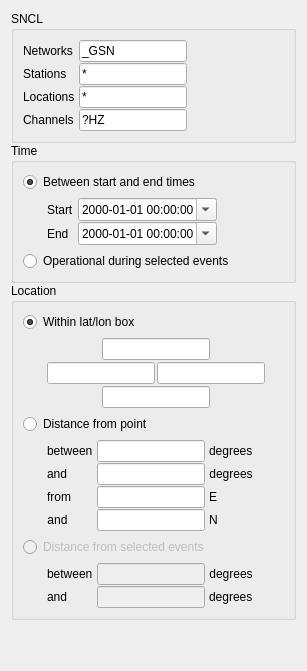
Above: pyweed/gui/uic/StationOptionsWidget.ui from iris-edu/pyweed before the change. Below: the same form after it.
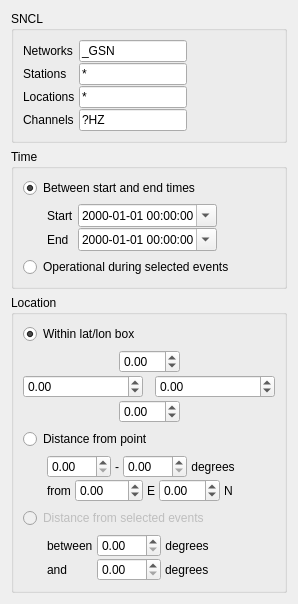
That is the form after the change.

Commit message: More StationOptionsWidget tweaking, updated some references in the main app.

Diff of the .ui file:
```diff
--- a/pyweed/gui/uic/StationOptionsWidget.ui
+++ b/pyweed/gui/uic/StationOptionsWidget.ui
@@ -2,16 +2,8 @@
 <ui version="4.0">
  <class>StationOptionsWidget</class>
  <widget class="QWidget" name="StationOptionsWidget">
-  <property name="geometry">
-   <rect>
-    <x>0</x>
-    <y>0</y>
-    <width>307</width>
-    <height>671</height>
-   </rect>
-  </property>
   <property name="sizePolicy">
-   <sizepolicy hsizetype="Preferred" vsizetype="Preferred">
+   <sizepolicy hsizetype="Fixed" vsizetype="Preferred">
     <horstretch>0</horstretch>
     <verstretch>0</verstretch>
    </sizepolicy>
@@ -22,8 +14,8 @@
 }</string>
   </property>
   <layout class="QVBoxLayout" name="verticalLayout">
-   <property name="spacing">
-    <number>0</number>
+   <property name="sizeConstraint">
+    <enum>QLayout::SetDefaultConstraint</enum>
    </property>
    <item>
     <widget class="QGroupBox" name="SNCLGroupBox">
@@ -260,14 +252,6 @@
        </widget>
       </item>
       <item>
-       <layout class="QHBoxLayout" name="locationRangeLayout" stretch="0,1">
-        <property name="spacing">
-         <number>0</number>
-        </property>
-        <property name="leftMargin">
-         <number>24</number>
-        </property>
-        <item>
          <layout class="QVBoxLayout" name="verticalLayout_7">
           <property name="spacing">
            <number>2</number>
@@ -288,7 +272,14 @@
              </spacer>
             </item>
             <item>
-             <widget class="QLineEdit" name="locationRangeNorthLineEdit"/>
+           <widget class="QDoubleSpinBox" name="locationRangeNorthInput">
+            <property name="minimum">
+             <double>-90.000000000000000</double>
+            </property>
+            <property name="maximum">
+             <double>90.000000000000000</double>
+            </property>
+           </widget>
             </item>
             <item>
              <spacer name="horizontalSpacer_5">
@@ -310,23 +301,26 @@
           </item>
           <item>
            <layout class="QHBoxLayout" name="horizontalLayout">
+          <property name="spacing">
+           <number>12</number>
+          </property>
             <item>
-             <widget class="QLineEdit" name="locationRangeEastLineEdit">
-              <property name="sizePolicy">
-               <sizepolicy hsizetype="Fixed" vsizetype="Fixed">
-                <horstretch>0</horstretch>
-                <verstretch>0</verstretch>
-               </sizepolicy>
+           <widget class="QDoubleSpinBox" name="locationRangeWestInput">
+            <property name="minimum">
+             <double>-180.000000000000000</double>
+            </property>
+            <property name="maximum">
+             <double>180.000000000000000</double>
               </property>
              </widget>
             </item>
             <item>
-             <widget class="QLineEdit" name="locationRangeWestLineEdit">
-              <property name="sizePolicy">
-               <sizepolicy hsizetype="Fixed" vsizetype="Fixed">
-                <horstretch>0</horstretch>
-                <verstretch>0</verstretch>
-               </sizepolicy>
+           <widget class="QDoubleSpinBox" name="locationRangeEastInput">
+            <property name="minimum">
+             <double>-180.000000000000000</double>
+            </property>
+            <property name="maximum">
+             <double>180.000000000000000</double>
               </property>
              </widget>
             </item>
@@ -348,12 +342,12 @@
              </spacer>
             </item>
             <item>
-             <widget class="QLineEdit" name="locationRangeSouthLineEdit">
-              <property name="sizePolicy">
-               <sizepolicy hsizetype="Fixed" vsizetype="Fixed">
-                <horstretch>0</horstretch>
-                <verstretch>0</verstretch>
-               </sizepolicy>
+           <widget class="QDoubleSpinBox" name="locationRangeSouthInput">
+            <property name="minimum">
+             <double>-90.000000000000000</double>
+            </property>
+            <property name="maximum">
+             <double>90.000000000000000</double>
               </property>
              </widget>
             </item>
@@ -375,21 +369,6 @@
          </layout>
         </item>
         <item>
-         <spacer name="horizontalSpacer_4">
-          <property name="orientation">
-           <enum>Qt::Horizontal</enum>
-          </property>
-          <property name="sizeHint" stdset="0">
-           <size>
-            <width>40</width>
-            <height>20</height>
-           </size>
-          </property>
-         </spacer>
-        </item>
-       </layout>
-      </item>
-      <item>
        <widget class="QRadioButton" name="locationDistanceFromPointRadioButton">
         <property name="enabled">
          <bool>true</bool>
@@ -400,85 +379,53 @@
        </widget>
       </item>
       <item>
-       <layout class="QHBoxLayout" name="horizontalLayout_9">
+       <layout class="QVBoxLayout" name="verticalLayout_3">
         <property name="spacing">
-         <number>0</number>
+         <number>1</number>
+        </property>
+        <property name="sizeConstraint">
+         <enum>QLayout::SetDefaultConstraint</enum>
         </property>
         <property name="leftMargin">
          <number>24</number>
         </property>
         <item>
-         <layout class="QFormLayout" name="formLayout_3">
-          <property name="horizontalSpacing">
-           <number>4</number>
-          </property>
-          <property name="verticalSpacing">
-           <number>1</number>
-          </property>
-          <item row="0" column="0">
-           <widget class="QLabel" name="label">
-            <property name="text">
-             <string>between</string>
-            </property>
-           </widget>
-          </item>
-          <item row="0" column="1">
-           <layout class="QHBoxLayout" name="horizontalLayout_6">
+         <layout class="QHBoxLayout" name="horizontalLayout_14">
             <property name="spacing">
              <number>4</number>
             </property>
-            <item>
-             <widget class="QLineEdit" name="distanceFromPointMinRadiusLineEdit">
-              <property name="enabled">
-               <bool>true</bool>
-              </property>
-              <property name="sizePolicy">
-               <sizepolicy hsizetype="Fixed" vsizetype="Fixed">
-                <horstretch>0</horstretch>
-                <verstretch>0</verstretch>
-               </sizepolicy>
-              </property>
-             </widget>
-            </item>
+          <property name="sizeConstraint">
+           <enum>QLayout::SetDefaultConstraint</enum>
+          </property>
             <item>
-             <widget class="QLabel" name="label_11">
-              <property name="enabled">
-               <bool>true</bool>
-              </property>
-              <property name="text">
-               <string>degrees</string>
+           <widget class="QDoubleSpinBox" name="distanceFromPointMinRadiusInput">
+            <property name="minimum">
+             <double>0.000000000000000</double>
+            </property>
+            <property name="maximum">
+             <double>180.000000000000000</double>
               </property>
              </widget>
             </item>
-           </layout>
-          </item>
-          <item row="1" column="0">
+          <item>
            <widget class="QLabel" name="label_2">
             <property name="text">
-             <string>and</string>
+             <string>-</string>
             </property>
            </widget>
           </item>
-          <item row="1" column="1">
-           <layout class="QHBoxLayout" name="horizontalLayout_3">
-            <property name="spacing">
-             <number>4</number>
-            </property>
             <item>
-             <widget class="QLineEdit" name="distanceFromPointMaxRadiusLineEdit">
-              <property name="enabled">
-               <bool>true</bool>
-              </property>
-              <property name="sizePolicy">
-               <sizepolicy hsizetype="Fixed" vsizetype="Fixed">
-                <horstretch>0</horstretch>
-                <verstretch>0</verstretch>
-               </sizepolicy>
+           <widget class="QDoubleSpinBox" name="distanceFromPointMaxRadiusInput">
+            <property name="minimum">
+             <double>0.000000000000000</double>
+            </property>
+            <property name="maximum">
+             <double>180.000000000000000</double>
               </property>
              </widget>
             </item>
             <item>
-             <widget class="QLabel" name="label_10">
+           <widget class="QLabel" name="label_8">
               <property name="enabled">
                <bool>true</bool>
               </property>
@@ -490,76 +437,63 @@
               </property>
              </widget>
             </item>
-           </layout>
-          </item>
-          <item row="2" column="0">
+          <item>
+           <spacer name="horizontalSpacer_10">
+            <property name="orientation">
+             <enum>Qt::Horizontal</enum>
+            </property>
+            <property name="sizeType">
+             <enum>QSizePolicy::Expanding</enum>
+            </property>
+            <property name="sizeHint" stdset="0">
+             <size>
+              <width>40</width>
+              <height>20</height>
+             </size>
+            </property>
+           </spacer>
+          </item>
+         </layout>
+        </item>
+        <item>
+         <layout class="QHBoxLayout" name="horizontalLayout_15">
+          <property name="spacing">
+           <number>4</number>
+          </property>
+          <item>
            <widget class="QLabel" name="label_6">
-            <property name="enabled">
-             <bool>true</bool>
-            </property>
             <property name="text">
              <string>from</string>
             </property>
-            <property name="alignment">
-             <set>Qt::AlignRight|Qt::AlignTrailing|Qt::AlignVCenter</set>
-            </property>
            </widget>
           </item>
-          <item row="2" column="1">
-           <layout class="QHBoxLayout" name="horizontalLayout_7">
-            <property name="spacing">
-             <number>4</number>
+          <item>
+           <widget class="QDoubleSpinBox" name="distanceFromPointEastInput">
+            <property name="minimum">
+             <double>-180.000000000000000</double>
             </property>
+            <property name="maximum">
+             <double>180.000000000000000</double>
+            </property>
+           </widget>
+          </item>
             <item>
-             <widget class="QLineEdit" name="distanceFromPointEastLineEdit">
+           <widget class="QLabel" name="label_14">
               <property name="enabled">
                <bool>true</bool>
               </property>
-              <property name="sizePolicy">
-               <sizepolicy hsizetype="Fixed" vsizetype="Fixed">
-                <horstretch>0</horstretch>
-                <verstretch>0</verstretch>
-               </sizepolicy>
-              </property>
-             </widget>
-            </item>
-            <item>
-             <widget class="QLabel" name="label_4">
               <property name="text">
                <string>E</string>
               </property>
              </widget>
             </item>
-           </layout>
-          </item>
-          <item row="3" column="0">
-           <widget class="QLabel" name="label_8">
-            <property name="enabled">
-             <bool>true</bool>
-            </property>
-            <property name="text">
-             <string>and</string>
-            </property>
-            <property name="alignment">
-             <set>Qt::AlignCenter</set>
-            </property>
-           </widget>
-          </item>
-          <item row="3" column="1">
-           <layout class="QHBoxLayout" name="horizontalLayout_8">
-            <property name="spacing">
-             <number>4</number>
-            </property>
             <item>
-             <widget class="QLineEdit" name="distanceFromPointNorthLineEdit">
-              <property name="enabled">
-               <bool>true</bool>
-              </property>
-              <property name="sizePolicy">
-               <sizepolicy hsizetype="Fixed" vsizetype="Fixed">
-                <horstretch>0</horstretch>
-                <verstretch>0</verstretch>
-               </sizepolicy>
+           <widget class="QDoubleSpinBox" name="distanceFromPointNorthInput">
+            <property name="minimum">
+             <double>-90.000000000000000</double>
+            </property>
+            <property name="maximum">
+             <double>90.000000000000000</double>
               </property>
              </widget>
             </item>
@@ -570,22 +504,23 @@
               </property>
              </widget>
             </item>
-           </layout>
-          </item>
-         </layout>
-        </item>
         <item>
-         <spacer name="horizontalSpacer_9">
+           <spacer name="horizontalSpacer_11">
           <property name="orientation">
            <enum>Qt::Horizontal</enum>
           </property>
+            <property name="sizeType">
+             <enum>QSizePolicy::Expanding</enum>
+            </property>
           <property name="sizeHint" stdset="0">
            <size>
-            <width>0</width>
-            <height>0</height>
+              <width>40</width>
+              <height>20</height>
            </size>
           </property>
          </spacer>
+          </item>
+         </layout>
         </item>
        </layout>
       </item>
@@ -600,21 +535,25 @@
        </widget>
       </item>
       <item>
-       <layout class="QHBoxLayout" name="horizontalLayout_2">
-        <property name="spacing">
-         <number>0</number>
-        </property>
-        <property name="leftMargin">
-         <number>24</number>
-        </property>
-        <item>
          <layout class="QFormLayout" name="formLayout_4">
+        <property name="sizeConstraint">
+         <enum>QLayout::SetFixedSize</enum>
+        </property>
+        <property name="fieldGrowthPolicy">
+         <enum>QFormLayout::FieldsStayAtSizeHint</enum>
+        </property>
+        <property name="formAlignment">
+         <set>Qt::AlignLeading|Qt::AlignLeft|Qt::AlignTop</set>
+        </property>
           <property name="horizontalSpacing">
            <number>4</number>
           </property>
           <property name="verticalSpacing">
            <number>1</number>
           </property>
+        <property name="leftMargin">
+         <number>24</number>
+        </property>
           <item row="0" column="0">
            <widget class="QLabel" name="label_9">
             <property name="text">
@@ -628,15 +567,12 @@
              <number>4</number>
             </property>
             <item>
-             <widget class="QLineEdit" name="distanceFromEventsMinradiusLineEdit">
-              <property name="enabled">
-               <bool>false</bool>
-              </property>
-              <property name="sizePolicy">
-               <sizepolicy hsizetype="Fixed" vsizetype="Fixed">
-                <horstretch>0</horstretch>
-                <verstretch>0</verstretch>
-               </sizepolicy>
+           <widget class="QDoubleSpinBox" name="distanceFromEventsMinRadiusInput">
+            <property name="minimum">
+             <double>0.000000000000000</double>
+            </property>
+            <property name="maximum">
+             <double>180.000000000000000</double>
               </property>
              </widget>
             </item>
@@ -668,15 +604,12 @@
              <number>4</number>
             </property>
             <item>
-             <widget class="QLineEdit" name="distanceFromEventsMaxradiusLineEdit">
-              <property name="enabled">
-               <bool>false</bool>
-              </property>
-              <property name="sizePolicy">
-               <sizepolicy hsizetype="Fixed" vsizetype="Fixed">
-                <horstretch>0</horstretch>
-                <verstretch>0</verstretch>
-               </sizepolicy>
+           <widget class="QDoubleSpinBox" name="distanceFromEventsMaxRadiusInput">
+            <property name="minimum">
+             <double>0.000000000000000</double>
+            </property>
+            <property name="maximum">
+             <double>180.000000000000000</double>
               </property>
              </widget>
             </item>
@@ -694,37 +627,9 @@
           </item>
          </layout>
         </item>
-        <item>
-         <spacer name="horizontalSpacer">
-          <property name="orientation">
-           <enum>Qt::Horizontal</enum>
-          </property>
-          <property name="sizeHint" stdset="0">
-           <size>
-            <width>40</width>
-            <height>20</height>
-           </size>
-          </property>
-         </spacer>
-        </item>
-       </layout>
-      </item>
      </layout>
     </widget>
    </item>
-   <item>
-    <spacer name="verticalSpacer">
-     <property name="orientation">
-      <enum>Qt::Vertical</enum>
-     </property>
-     <property name="sizeHint" stdset="0">
-      <size>
-       <width>20</width>
-       <height>40</height>
-      </size>
-     </property>
-    </spacer>
-   </item>
   </layout>
  </widget>
  <tabstops>
```
Left out of the diff: 24 changed lines with no effect on the pictures. Lines whose indentation alone changed are shown as unchanged. The commit also changes 4 other files.
